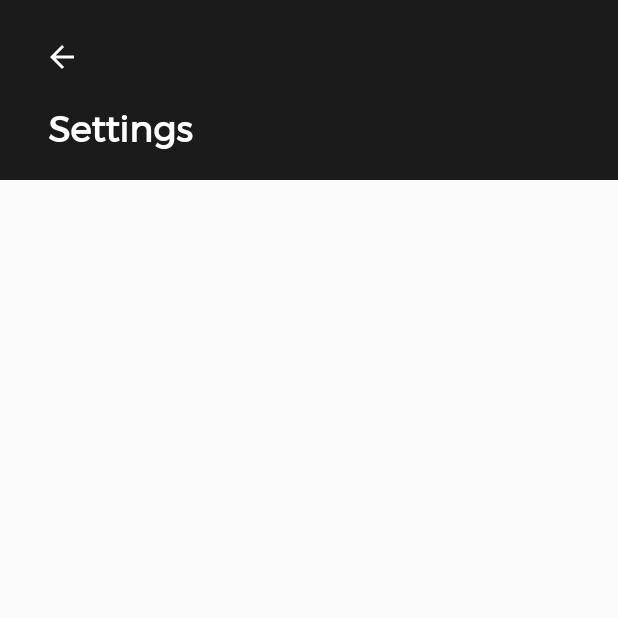
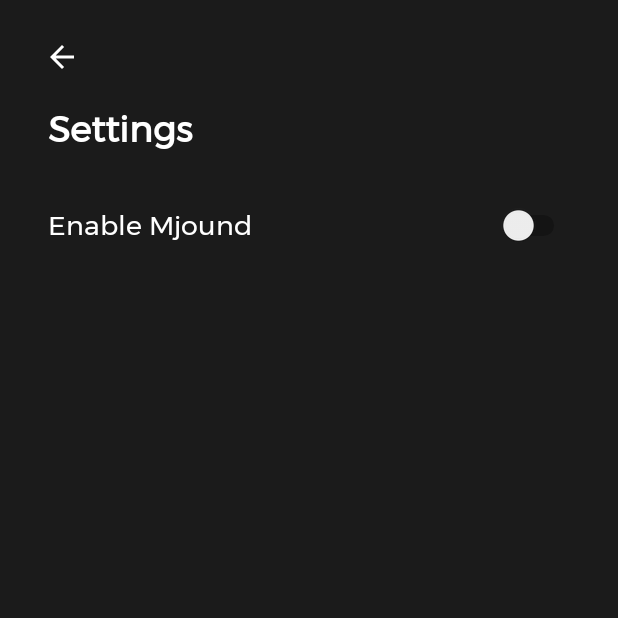
Before and after one commit to misiojab/mjound, an Android app: the screen it shows after launch (SettingsActivity), after a tap on an icon or button, on a phone screen of 412 x 824 dp, the top half of it. Run offline under Robolectric (Android 15) with nearby library versions, the phone set to English and light mode, and no system bars; libraries missing offline, so code that uses them is left out: com.gauravk.audiovisualizer; 5 statements that could not run were skipped.

Commit message:
Switch, fixed sessionID

```diff
--- a/app/src/main/AndroidManifest.xml
+++ b/app/src/main/AndroidManifest.xml
@@ -41,6 +41,12 @@
             </intent-filter>
         </service>
 
+        <receiver android:name=".AudioSessionReceiver">
+            <intent-filter>
+                <action android:name="android.media.action.OPEN_AUDIO_EFFECT_CONTROL_SESSION"/>
+            </intent-filter>
+        </receiver>
+
 
     </application>
 
--- a/app/src/main/java/Mjound.java
+++ /dev/null
@@ -1,13 +0,0 @@
-import android.app.Application;
-import android.content.Intent;
-
-import com.misiojab.mj.mjound.BackgroundService;
-
-public class Mjound extends Application {
-    @Override
-    public void onCreate() {
-        super.onCreate();
-
-        startService(new Intent(this, BackgroundService.class));
-    }
-}
--- /dev/null
+++ b/app/src/main/java/com/misiojab/mj/mjound/AudioSessionReceiver.java
@@ -0,0 +1,62 @@
+package com.misiojab.mj.mjound;
+
+import android.app.Application;
+import android.content.BroadcastReceiver;
+import android.content.Context;
+import android.content.Intent;
+import android.media.AudioManager;
+import android.media.MediaPlayer;
+import android.media.audiofx.BassBoost;
+import android.media.audiofx.Equalizer;
+import android.media.audiofx.LoudnessEnhancer;
+import android.media.audiofx.Virtualizer;
+import android.util.Log;
+import android.widget.SeekBar;
+import android.widget.Spinner;
+import android.widget.TextView;
+import android.widget.Toast;
+
+
+public class AudioSessionReceiver extends BroadcastReceiver {
+    public int id;
+
+    public MediaPlayer mMediaPlayer;
+
+    public Equalizer mEqualizer;
+
+    public BassBoost bassBoost;
+
+    public Virtualizer virtualizer;
+
+    public LoudnessEnhancer loudnessEnhancer;
+
+    @Override
+    public void onReceive(Context context, Intent intent) {
+        id = intent.getIntExtra(Equalizer.EXTRA_AUDIO_SESSION, -1);
+        String packageName = intent.getStringExtra(Equalizer.EXTRA_PACKAGE_NAME);
+        Toast.makeText(context, id, Toast.LENGTH_LONG).show();
+        Log.e("ASR: ", "onReceive: " + id);
+
+        mMediaPlayer = new MediaPlayer();
+        mMediaPlayer.setAudioStreamType(AudioManager.STREAM_MUSIC);
+        mMediaPlayer.setAudioSessionId(id);
+
+        mEqualizer = new Equalizer(0, mMediaPlayer.getAudioSessionId());
+        mEqualizer.setEnabled(true);
+
+        mEqualizer = new Equalizer(0, mMediaPlayer.getAudioSessionId());
+        mEqualizer.setEnabled(true);
+
+
+        bassBoost = new BassBoost(0, mMediaPlayer.getAudioSessionId());
+        bassBoost.setEnabled(true);
+
+        virtualizer = new Virtualizer(0,mMediaPlayer.getAudioSessionId());
+        virtualizer.setEnabled(true);
+
+        loudnessEnhancer = new LoudnessEnhancer(mMediaPlayer.getAudioSessionId());
+        loudnessEnhancer.setEnabled(true);
+    }
+
+
+}
--- a/app/src/main/java/com/misiojab/mj/mjound/BackgroundService.java
+++ b/app/src/main/java/com/misiojab/mj/mjound/BackgroundService.java
@@ -66,7 +66,6 @@ public class BackgroundService extends Service {
         PendingIntent pendingIntent = PendingIntent.getActivity(this, 0,
                 notificationIntent, 0);
 
-
         startForeground(NOTIF_ID, noti = new NotificationCompat.Builder(this, NOTIF_CHANNEL_ID)
                 .setOngoing(true)
                 .setSmallIcon(R.drawable.ic_thunder)
--- a/app/src/main/java/com/misiojab/mj/mjound/MainActivity.java
+++ b/app/src/main/java/com/misiojab/mj/mjound/MainActivity.java
@@ -86,7 +86,7 @@ public class MainActivity extends Activity{
     public String selected_preset = "none";
 
     private LinearLayout mLinearLayout;
-    private int id = 0;
+    private int id = -1;
 
     private int priority = 0; //było 5
 
@@ -110,20 +110,36 @@ public class MainActivity extends Activity{
 
         if (ActivityCompat.checkSelfPermission(this, Manifest.permission.RECORD_AUDIO) != PackageManager.PERMISSION_GRANTED)
         {
+
             requestPermissions(new String[]{android.Manifest.permission.RECORD_AUDIO}, 1);
         }
+
 
 //        set the device's volume control to control the audio stream we'll be playing
         //setVolumeControlStream(AudioManager.STREAM_MUSIC);
         // Create the MediaPlayer
 
-            mMediaPlayer = new MediaPlayer();
-            mMediaPlayer.setAudioStreamType(AudioManager.STREAM_MUSIC);
-            mMediaPlayer.setAudioSessionId(id);
+        setupEqualizerCore();
+    }
+
+    public void setupEqualizerCore() {
+
+        id = SavedData.readInt(SavedData.ID, this);
+
+
+        mMediaPlayer = new MediaPlayer();
+        mMediaPlayer.setAudioStreamType(AudioManager.STREAM_MUSIC);
+        mMediaPlayer.setAudioSessionId(id);
+
 
 //        create the equalizer with default priority of 0 & attach to our media player
+
         mEqualizer = new Equalizer(priority, mMediaPlayer.getAudioSessionId());
         mEqualizer.setEnabled(true);
+
+        mEqualizer = new Equalizer(priority, mMediaPlayer.getAudioSessionId());
+        mEqualizer.setEnabled(true);
+
 
         bassBoost = new BassBoost(priority, mMediaPlayer.getAudioSessionId());
         bassBoost.setEnabled(true);
@@ -368,6 +384,9 @@ public class MainActivity extends Activity{
 //        get reference to linear layout for the seekBars
         mLinearLayout = (LinearLayout) findViewById(R.id.linearLayoutEqual);
 
+        ConstraintLayout mConstraintLayout = findViewById(R.id.eqHolder);
+
+
 //        equalizer heading
         /*
         TextView equalizerHeading = new TextView(this);
@@ -380,6 +399,9 @@ public class MainActivity extends Activity{
 
 //        get number frequency bands supported by the equalizer engine
         short numberFrequencyBands = mEqualizer.getNumberOfBands();
+
+
+
 
 //        get the level ranges to be used in setting the band level
 //        get lower limit of the range in milliBels
@@ -426,17 +448,20 @@ public class MainActivity extends Activity{
 
             //            **********  the seekBar  **************
 //            set the layout parameters for the seekbar
+
             LinearLayout.LayoutParams layoutParams = new LinearLayout.LayoutParams(
                     ViewGroup.LayoutParams.MATCH_PARENT,
-                    ViewGroup.LayoutParams.WRAP_CONTENT);
-            layoutParams.weight = 0;
+                    ViewGroup.LayoutParams.MATCH_PARENT);
+            //layoutParams.height = 100;
+
 
 //            create a new seekBar
             SeekBar seekBar = new SeekBar(this);
 //            give the seekBar an ID
 
             seekBar.setId(i);
-            seekBar.setPadding( 0, 40, 0, 40);
+            seekBar.setPadding( 30, 40, 30, 40);
+
 
 
             seekBar.setLayoutParams(layoutParams);
@@ -510,6 +535,13 @@ public class MainActivity extends Activity{
     protected void onDestroy() {
         super.onDestroy();
 
+        if (isFinishing() && mMediaPlayer != null) {
+
+            mEqualizer.release();
+            mMediaPlayer.release();
+            mMediaPlayer = null;
+        }
+
         if(waveVisualizer != null){
             waveVisualizer.release();
         }
--- a/app/src/main/java/com/misiojab/mj/mjound/Mjound.java
+++ b/app/src/main/java/com/misiojab/mj/mjound/Mjound.java
@@ -3,11 +3,19 @@ package com.misiojab.mj.mjound;
 import android.app.Application;
 import android.content.Context;
 import android.content.Intent;
+import android.util.Log;
 
 public class Mjound extends Application {
     @Override
     public void onCreate() {
         super.onCreate();
+
+        startService(new Intent(this, AudioSessionReceiver.class));
+
+        AudioSessionReceiver audioSessionReceiver = new AudioSessionReceiver();
+        Log.e("mjound ", "onCreate: siema siema " + audioSessionReceiver.id);
+
+        SavedData.saveSetting(SavedData.ID, audioSessionReceiver.id, this);
 
         startService(new Intent(this, BackgroundService.class));
 
@@ -15,4 +23,5 @@ public class Mjound extends Application {
     }
 
 
+
 }
--- a/app/src/main/java/com/misiojab/mj/mjound/SettingsActivity.java
+++ b/app/src/main/java/com/misiojab/mj/mjound/SettingsActivity.java
@@ -4,9 +4,12 @@ import android.app.Activity;
 import android.content.Intent;
 import android.support.v7.app.AppCompatActivity;
 import android.os.Bundle;
+import android.util.Log;
 import android.view.View;
 import android.widget.Button;
+import android.widget.CompoundButton;
 import android.widget.ImageButton;
+import android.widget.Switch;
 
 public class SettingsActivity extends Activity {
 
@@ -15,11 +18,13 @@ public class SettingsActivity extends Activity {
         super.onCreate(savedInstanceState);
         setContentView(R.layout.activity_settings);
 
+
+        setupEnableSwitch();
         setupReturnButton();
     }
 
     private void setupReturnButton(){
-        ImageButton returnButton = (ImageButton) findViewById(R.id.returnButton);
+        ImageButton returnButton = findViewById(R.id.returnButton);
 
         returnButton.setOnClickListener(new View.OnClickListener() {
             @Override
@@ -29,4 +34,15 @@ public class SettingsActivity extends Activity {
             }
         });
     }
+
+    private void setupEnableSwitch (){
+        final Switch enableSwitch = findViewById(R.id.switchEnable);
+
+        enableSwitch.setOnCheckedChangeListener(new CompoundButton.OnCheckedChangeListener() {
+            @Override
+            public void onCheckedChanged(CompoundButton buttonView, boolean isChecked) {
+                Log.e("SETTINGSY ENABLEC", ""+isChecked );
+            }
+        });
+    }
 }
--- a/app/src/main/res/layout/activity_settings.xml
+++ b/app/src/main/res/layout/activity_settings.xml
@@ -4,6 +4,7 @@
     xmlns:tools="http://schemas.android.com/tools"
     android:layout_width="match_parent"
     android:layout_height="match_parent"
+    android:background="@color/colorPrimaryDark"
     tools:context=".SettingsActivity">
 
     <android.support.v7.widget.Toolbar
@@ -43,4 +44,19 @@
         android:tint="#FFFFFF"
         app:layout_constraintStart_toStartOf="parent"
         app:layout_constraintTop_toTopOf="@+id/toolbar2" />
+
+    <Switch
+        android:id="@+id/switchEnable"
+        android:layout_width="0dp"
+        android:layout_height="wrap_content"
+        android:layout_marginStart="32dp"
+        android:layout_marginTop="16dp"
+        android:layout_marginEnd="32dp"
+        android:fontFamily="@font/montserrat"
+        android:text="Enable Mjound"
+        android:textColor="#FFFFFF"
+        android:textSize="18sp"
+        app:layout_constraintEnd_toEndOf="parent"
+        app:layout_constraintStart_toStartOf="parent"
+        app:layout_constraintTop_toBottomOf="@+id/toolbar2" />
 </android.support.constraint.ConstraintLayout>
```
Also changed, not shown: app/src/main/java/com/misiojab/mj/mjound/NotificationListener.java (+14 -0 lines), app/src/main/java/com/misiojab/mj/mjound/SavedData.java (+17 -0 lines), app/src/main/res/layout/activity_main.xml (+35 -20 lines).
